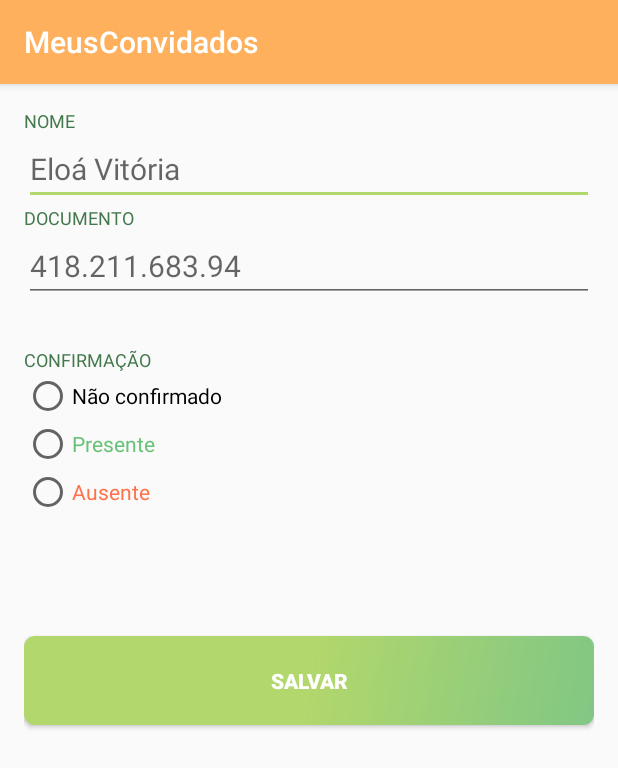
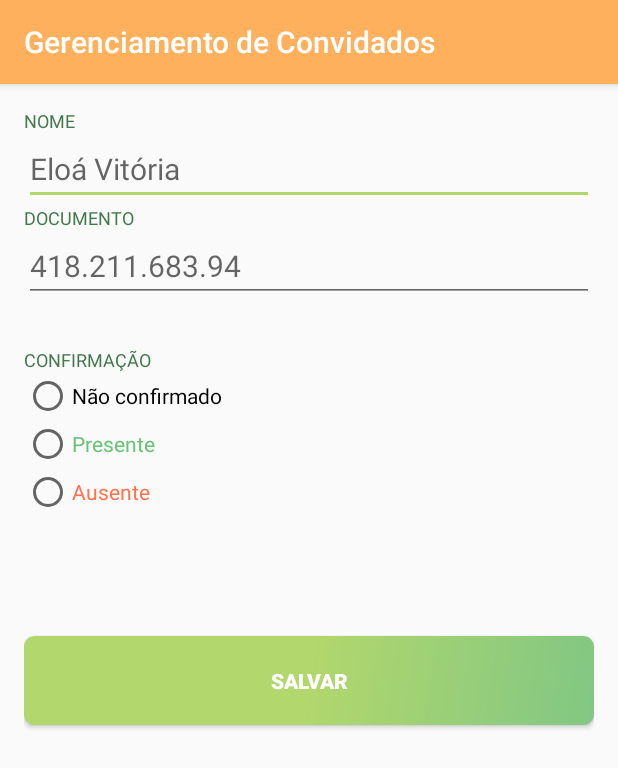
Before and after one commit to wendreof/myGuests, an Android app: the screen it shows after launch (GuestFormActivity), after a tap on an icon or button, on a phone screen of 412 x 824 dp. Shown: the top 768 px of the screen. Run offline under Robolectric (Android 15) with nearby library versions, the phone set to English and light mode, and no system bars.

Commit message:
Fix some bugs

```diff
--- a/app/src/main/java/com/example/wlf/meusconvidados/views/MainActivity.java
+++ b/app/src/main/java/com/example/wlf/meusconvidados/views/MainActivity.java
@@ -40,6 +40,7 @@ public class MainActivity extends AppCompatActivity
 
         NavigationView navigationView =  findViewById(R.id.nav_view);
         navigationView.setNavigationItemSelectedListener(this);
+        navigationView.setItemIconTintList( null );
 
         this.setListeners();
 
--- a/app/src/main/res/layout/activity_guest_form.xml
+++ b/app/src/main/res/layout/activity_guest_form.xml
@@ -39,6 +39,7 @@
         android:textColor="@color/colorPrimaryText"
         android:textSize="20sp"
         android:hint="@string/cpf"
+        android:inputType="number"
         android:layout_width="match_parent"
         android:layout_height="wrap_content"
         android:textAllCaps="true"/>
--- a/app/src/main/res/values/strings.xml
+++ b/app/src/main/res/values/strings.xml
@@ -1,5 +1,5 @@
 <resources>
-    <string name="app_name">MeusConvidados</string>
+    <string name="app_name">Gerenciamento de Convidados</string>
     <string name="navigation_drawer_open">Abrir Menu</string>
     <string name="navigation_drawer_close">Fechar Menu</string>
     <string name="nav_header_title">Android Studio</string>
```
